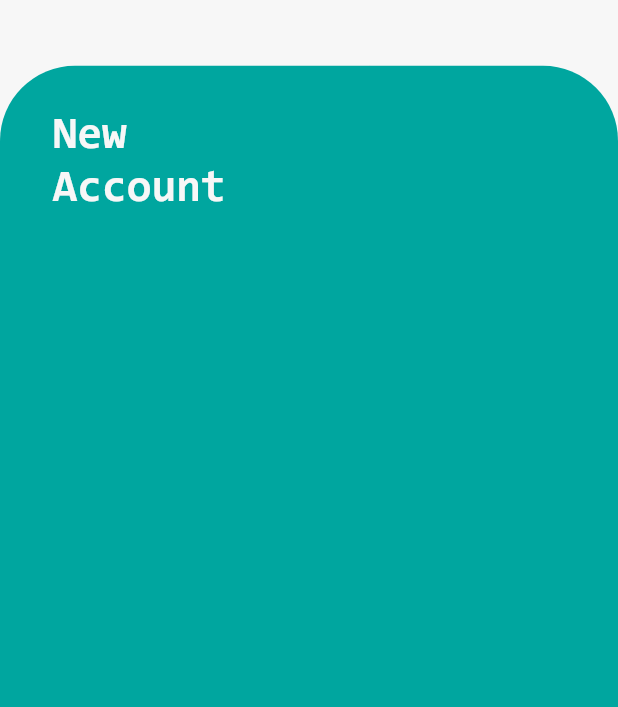
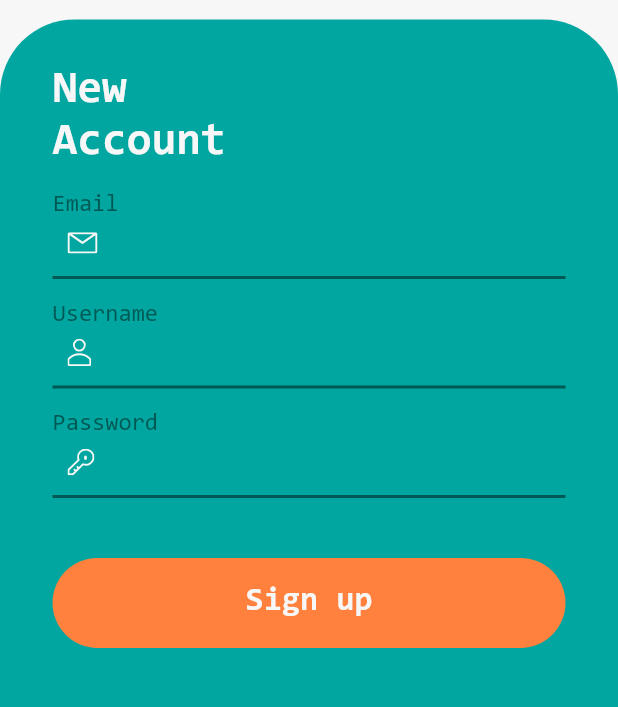
Before and after one commit to RonaldoZini/trip-login, a Flutter app: the screen it shows after launch, after a tap on "Sign up", on a phone screen of 412 x 824 dp, the part 475-1182 px from its top. Run offline on Flutter 3.47's test engine with Material 2 defaults, Android fonts, the phone set to English and light mode, and no system bars; our stand-ins replace flutter_svg.

Commit message:
feat: created input component and updated modal component

```diff
--- a/lib/components/trip-input.dart
+++ b/lib/components/trip-input.dart
@@ -1,32 +1,76 @@
+import 'dart:ui';
+
 import 'package:flutter/material.dart';
+import 'package:flutter_svg/flutter_svg.dart';
 
 class TripInput extends StatefulWidget {
   final String label;
   final String iconePath;
+  final TextInputType type;
+  final bool obscure;
 
   TripInput({
       this.label,
-      this.iconePath
-  });
+      this.iconePath,
+      this.type,
+      this.obscure = false
+  }) : assert(obscure != null);
   @override
   _TripInputState createState() => _TripInputState();
 }
 
 class _TripInputState extends State<TripInput> {
+  Color _color = Color(0xFF005955);
+
   @override
   Widget build(BuildContext context) {
-    return Container(
-      child: TextFormField(
-        decoration: const InputDecoration(
-          hintText: 'Email',
-        ),
-        validator: (value) {
-          if (value.isEmpty) {
-            return 'Please enter some text';
-          }
-          return null;
-        },
-      )
-    );
+    return Padding(
+            padding: EdgeInsets.only(top: 15),
+            child: Column(
+              crossAxisAlignment: CrossAxisAlignment.start,
+              children: [
+                Stack(children: [
+                  Text(
+                    widget.label,
+                    style : TextStyle(
+                      color: _color,
+                      fontSize: 16,
+                    ),
+                  ),
+                  Padding(
+                    padding: EdgeInsets.only(top: 10),
+                    child: TextField(
+                      obscureText: widget.obscure,
+                      keyboardType: widget.type,
+                      cursorColor: Colors.white,
+                      style: TextStyle(
+                        color: Colors.white,
+                        fontSize: 16,
+                      ),
+                      decoration: InputDecoration(
+                        prefixIcon: Padding(
+                          padding: EdgeInsets.only(left: 10, right: 15),
+                          child: SvgPicture.asset(widget.iconePath),
+                        ),
+                        prefixIconConstraints: BoxConstraints(maxHeight: 40),
+                        enabledBorder: UnderlineInputBorder(
+                          borderSide: BorderSide(
+                            color: _color,
+                            width: 2
+                          ),
+                        ),
+                        focusedBorder: UnderlineInputBorder(
+                          borderSide: BorderSide(
+                            color: _color,
+                            width: 2
+                          )
+                        )
+                      ),
+                    )
+                  ),
+                ])
+              ],
+            )
+          );
   }
 }
--- a/lib/components/trip-modal.dart
+++ b/lib/components/trip-modal.dart
@@ -1,26 +1,41 @@
 import 'package:flutter/material.dart';
 
 class TripModal {
+
   static showModalSheet(context, Widget content) {
+    bool _keyboardIsVisible(context) {
+      return !(MediaQuery.of(context).viewInsets.bottom == 0.0);
+    }
+
     showModalBottomSheet(
       barrierColor: Colors.white.withOpacity(0),
+      isScrollControlled: true,
       context: context,
       builder: (BuildContext context) {
-          return Container(
+        return FractionallySizedBox(
+          heightFactor: _keyboardIsVisible(context) ? 1 : 0.6,
+          child: Container(
             color: Colors.transparent,
-            height: MediaQuery.of(context).size.height * 0.60,
             child: Container(
               decoration: BoxDecoration(
                 color: Color(0xFF00A69F),
                 borderRadius: BorderRadius.only(
-                      topLeft: Radius.circular(50),
-                      topRight: Radius.circular(50))),
+                  topLeft: Radius.circular(
+                    _keyboardIsVisible(context) ? 0 : 50
+                  ),
+                  topRight: Radius.circular(
+                    _keyboardIsVisible(context) ? 0 : 50
+                  )
+                )
+              ),
               child: Padding(
-                padding: EdgeInsets.only(left: 35, right: 35, top: 30),
+                padding: EdgeInsets.only(left: 35, right: 35, top: _keyboardIsVisible(context) ? 60 : 30),
                 child: content,
               ),
             ),
+          )
         );
-        });
+      }
+    );
   }
 }
--- a/lib/screens/sign-up.dart
+++ b/lib/screens/sign-up.dart
@@ -1,5 +1,6 @@
 import 'package:flutter/material.dart';
-import 'package:flutter_svg/flutter_svg.dart';
+import 'package:tripLogin/components/trip-button.dart';
+import 'package:tripLogin/components/trip-input.dart';
 
 class SignUp extends StatefulWidget {
   @override
@@ -10,7 +11,7 @@ class _SignUpState extends State<SignUp> {
   @override
   Widget build(BuildContext context) {
     return Container(
-      child: Row(
+      child: Column(
         crossAxisAlignment: CrossAxisAlignment.start,
         children: [
           Text(
@@ -21,13 +22,27 @@ class _SignUpState extends State<SignUp> {
               fontSize: 30
             )
           ),
-          // Container(
-          //   child: Image.asset(
-          //     "assets/images/capture.png",
-          //     height: 68,
-          //     width: 66,
-          //   ),
-          // )
+          TripInput(
+            label: "Email",
+            iconePath: "assets/icons/email.svg",
+            type: TextInputType.emailAddress,
+          ),
+          TripInput(
+            label: "Username",
+            iconePath: "assets/icons/user.svg",
+            type: TextInputType.text,
+          ),
+          TripInput(
+            label: "Password",
+            iconePath: "assets/icons/password.svg",
+            obscure: true,
+          ),
+          Padding(
+            padding: EdgeInsets.only(top: 40),
+            child: TripButton(
+              text: "Sign up",
+            ),
+          )
         ],
       )
     );
```
Lines whose indentation alone changed are shown as unchanged.
